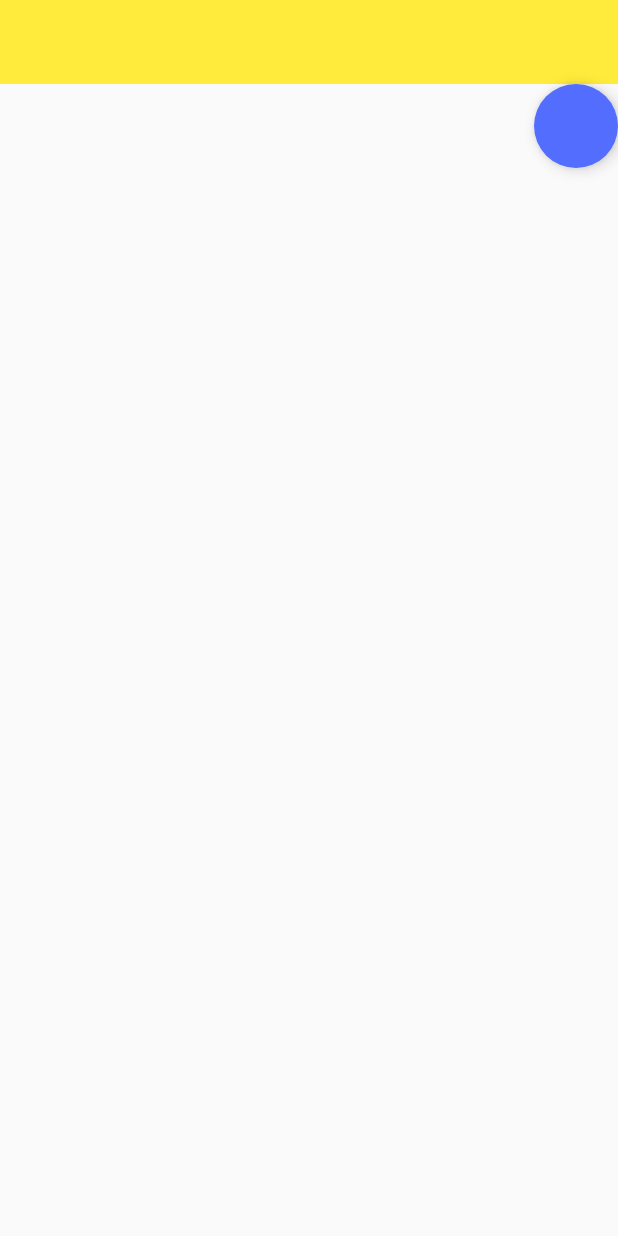
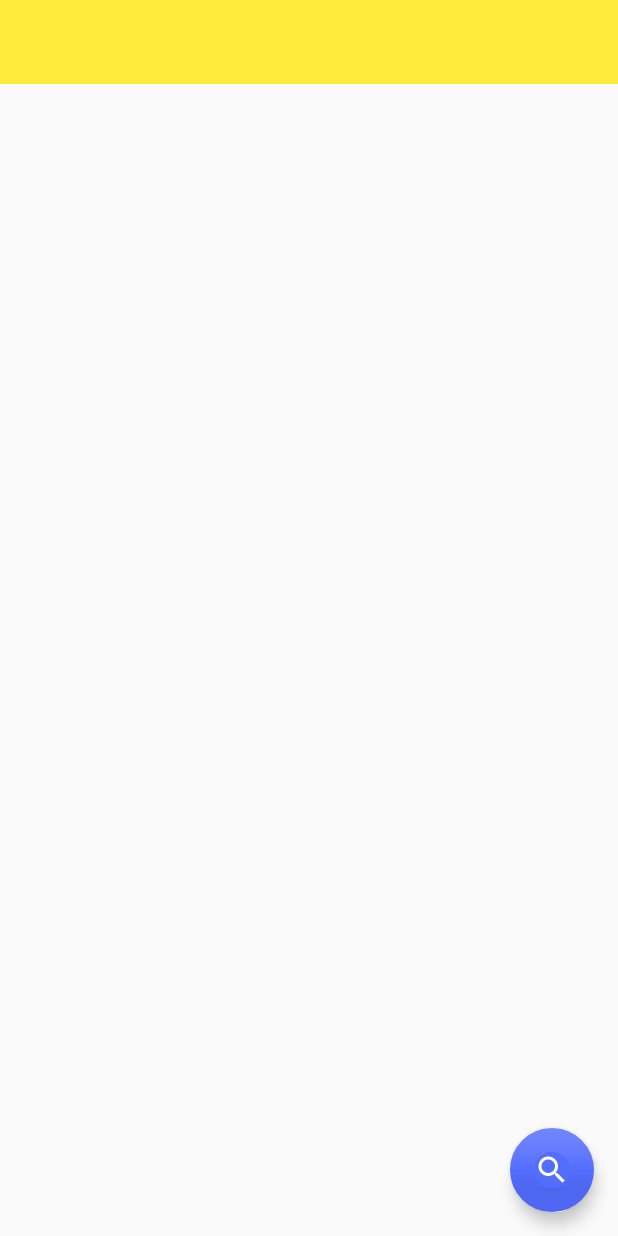
Before and after one commit to kix2902/FoodInfo, an Android app: the layout activity_main.xml on its own in the app's theme, with its tools: preview values and no code run, on a phone screen of 412 x 824 dp. Run offline under Robolectric (Android 15) with nearby library versions, the phone set to English and light mode, and no system bars.

Commit message:
Added search icon Added RecyclerView in MainActivity

```diff
--- a/app/src/main/AndroidManifest.xml
+++ b/app/src/main/AndroidManifest.xml
@@ -3,7 +3,6 @@
 
     <application
         android:allowBackup="true"
-        android:fullBackupContent="true"
         android:icon="@mipmap/ic_launcher"
         android:label="@string/app_name"
         android:theme="@style/AppTheme">
--- a/app/src/main/res/layout/activity_main.xml
+++ b/app/src/main/res/layout/activity_main.xml
@@ -12,13 +12,24 @@
         android:background="?attr/colorPrimary"
         android:minHeight="?attr/actionBarSize" />
 
-    <android.support.design.widget.FloatingActionButton
-        android:id="@+id/fab"
-        android:layout_width="wrap_content"
-        android:layout_height="wrap_content"
-        android:layout_gravity="bottom|end"
-        app:borderWidth="0dp"
-        app:elevation="6dp"
-        app:pressedTranslationZ="12dp" />
+    <FrameLayout
+        android:layout_width="match_parent"
+        android:layout_height="match_parent">
 
+        <android.support.v7.widget.RecyclerView
+            android:id="@+id/recycler"
+            android:layout_width="match_parent"
+            android:layout_height="match_parent" />
+
+        <android.support.design.widget.FloatingActionButton
+            android:id="@+id/fab"
+            android:layout_width="56dp"
+            android:layout_height="56dp"
+            android:layout_gravity="bottom|end"
+            android:layout_margin="@dimen/fab_compat_margin"
+            android:src="@drawable/ic_search"
+            app:borderWidth="@dimen/fab_border_width"
+            app:elevation="6dp"
+            app:pressedTranslationZ="12dp" />
+    </FrameLayout>
 </LinearLayout>
```
Also changed, not shown: app/build.gradle (+6 -4 lines), app/src/main/res/drawable-hdpi/ic_search.png (added), app/src/main/res/drawable-mdpi/ic_search.png (added), app/src/main/res/drawable-xhdpi/ic_search.png (added), app/src/main/res/drawable-xxhdpi/ic_search.png (added), app/src/main/res/drawable-xxxhdpi/ic_search.png (added), 1 other file.
